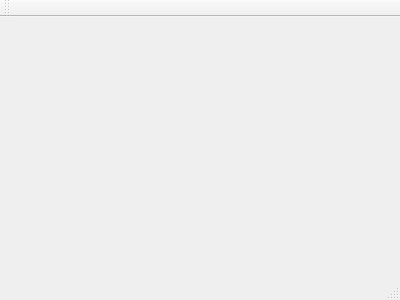
Qt form mainwindow.ui (wgml/SSPD) before a commit.
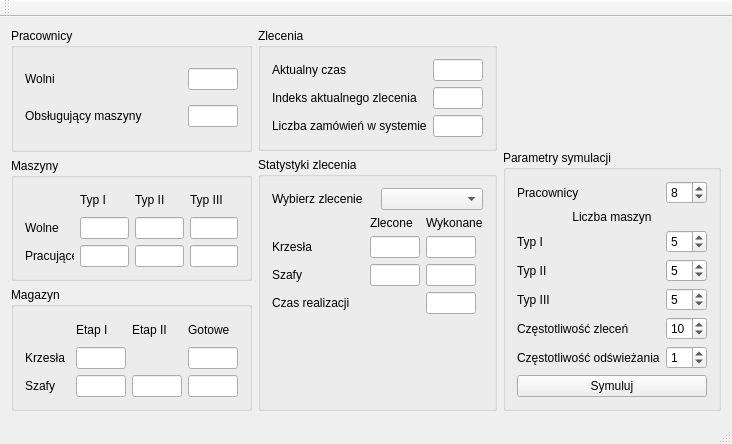
The same form after that commit.

Commit message: Pierwsza wersja interfejsu graficznego.

```diff
--- a/mainwindow.ui
+++ b/mainwindow.ui
@@ -1,24 +1,962 @@
 <ui version="4.0">
  <class>MainWindow</class>
- <widget class="QMainWindow" name="MainWindow" >
-  <property name="geometry" >
+ <widget class="QMainWindow" name="MainWindow">
+  <property name="geometry">
    <rect>
     <x>0</x>
     <y>0</y>
-    <width>400</width>
-    <height>300</height>
+    <width>732</width>
+    <height>444</height>
    </rect>
   </property>
-  <property name="windowTitle" >
-   <string>MainWindow</string>
+  <property name="sizePolicy">
+   <sizepolicy hsizetype="Fixed" vsizetype="Fixed">
+    <horstretch>0</horstretch>
+    <verstretch>0</verstretch>
+   </sizepolicy>
   </property>
-  <widget class="QMenuBar" name="menuBar" />
-  <widget class="QToolBar" name="mainToolBar" />
-  <widget class="QWidget" name="centralWidget" />
-  <widget class="QStatusBar" name="statusBar" />
+  <property name="minimumSize">
+   <size>
+    <width>732</width>
+    <height>444</height>
+   </size>
+  </property>
+  <property name="maximumSize">
+   <size>
+    <width>732</width>
+    <height>444</height>
+   </size>
+  </property>
+  <property name="windowTitle">
+   <string>Symulacja zawsze spoko</string>
+  </property>
+  <widget class="QWidget" name="centralWidget">
+   <layout class="QHBoxLayout" name="horizontalLayout_19">
+    <item>
+     <layout class="QHBoxLayout" name="horizontalLayout_18">
+      <item>
+       <layout class="QVBoxLayout" name="verticalLayout_10">
+        <item>
+         <widget class="QGroupBox" name="groupBox">
+          <property name="title">
+           <string>Pracownicy</string>
+          </property>
+          <layout class="QHBoxLayout" name="horizontalLayout_15">
+           <item>
+            <layout class="QVBoxLayout" name="verticalLayout_6">
+             <item>
+              <layout class="QHBoxLayout" name="horizontalLayout_9">
+               <item>
+                <widget class="QLabel" name="label_8">
+                 <property name="text">
+                  <string>Wolni</string>
+                 </property>
+                </widget>
+               </item>
+               <item>
+                <widget class="QLineEdit" name="employeeFree">
+                 <property name="sizePolicy">
+                  <sizepolicy hsizetype="Fixed" vsizetype="Fixed">
+                   <horstretch>0</horstretch>
+                   <verstretch>0</verstretch>
+                  </sizepolicy>
+                 </property>
+                 <property name="maximumSize">
+                  <size>
+                   <width>50</width>
+                   <height>16777215</height>
+                  </size>
+                 </property>
+                 <property name="maxLength">
+                  <number>32767</number>
+                 </property>
+                 <property name="readOnly">
+                  <bool>true</bool>
+                 </property>
+                </widget>
+               </item>
+              </layout>
+             </item>
+             <item>
+              <layout class="QHBoxLayout" name="horizontalLayout_10">
+               <item>
+                <widget class="QLabel" name="label_9">
+                 <property name="text">
+                  <string>Obsługujący maszyny</string>
+                 </property>
+                </widget>
+               </item>
+               <item>
+                <widget class="QLineEdit" name="employeeBusy">
+                 <property name="maximumSize">
+                  <size>
+                   <width>50</width>
+                   <height>16777215</height>
+                  </size>
+                 </property>
+                 <property name="readOnly">
+                  <bool>true</bool>
+                 </property>
+                </widget>
+               </item>
+              </layout>
+             </item>
+            </layout>
+           </item>
+          </layout>
+         </widget>
+        </item>
+        <item>
+         <widget class="QGroupBox" name="groupBox_2">
+          <property name="title">
+           <string>Maszyny</string>
+          </property>
+          <layout class="QHBoxLayout" name="horizontalLayout_16">
+           <item>
+            <layout class="QGridLayout" name="gridLayout">
+             <item row="0" column="1">
+              <widget class="QLabel" name="label_10">
+               <property name="text">
+                <string>Typ I</string>
+               </property>
+              </widget>
+             </item>
+             <item row="0" column="2">
+              <widget class="QLabel" name="label_11">
+               <property name="text">
+                <string>Typ II</string>
+               </property>
+              </widget>
+             </item>
+             <item row="0" column="3">
+              <widget class="QLabel" name="label_12">
+               <property name="text">
+                <string>Typ III</string>
+               </property>
+              </widget>
+             </item>
+             <item row="1" column="0">
+              <widget class="QLabel" name="label_13">
+               <property name="text">
+                <string>Wolne</string>
+               </property>
+              </widget>
+             </item>
+             <item row="1" column="1">
+              <widget class="QLineEdit" name="employeeFree_2">
+               <property name="sizePolicy">
+                <sizepolicy hsizetype="Fixed" vsizetype="Fixed">
+                 <horstretch>0</horstretch>
+                 <verstretch>0</verstretch>
+                </sizepolicy>
+               </property>
+               <property name="maximumSize">
+                <size>
+                 <width>50</width>
+                 <height>16777215</height>
+                </size>
+               </property>
+               <property name="maxLength">
+                <number>32767</number>
+               </property>
+               <property name="readOnly">
+                <bool>true</bool>
+               </property>
+              </widget>
+             </item>
+             <item row="1" column="2">
+              <widget class="QLineEdit" name="employeeFree_7">
+               <property name="sizePolicy">
+                <sizepolicy hsizetype="Fixed" vsizetype="Fixed">
+                 <horstretch>0</horstretch>
+                 <verstretch>0</verstretch>
+                </sizepolicy>
+               </property>
+               <property name="maximumSize">
+                <size>
+                 <width>50</width>
+                 <height>16777215</height>
+                </size>
+               </property>
+               <property name="maxLength">
+                <number>32767</number>
+               </property>
+               <property name="readOnly">
+                <bool>true</bool>
+               </property>
+              </widget>
+             </item>
+             <item row="1" column="3">
+              <widget class="QLineEdit" name="employeeFree_6">
+               <property name="sizePolicy">
+                <sizepolicy hsizetype="Fixed" vsizetype="Fixed">
+                 <horstretch>0</horstretch>
+                 <verstretch>0</verstretch>
+                </sizepolicy>
+               </property>
+               <property name="maximumSize">
+                <size>
+                 <width>50</width>
+                 <height>16777215</height>
+                </size>
+               </property>
+               <property name="maxLength">
+                <number>32767</number>
+               </property>
+               <property name="readOnly">
+                <bool>true</bool>
+               </property>
+              </widget>
+             </item>
+             <item row="2" column="0">
+              <widget class="QLabel" name="label_14">
+               <property name="text">
+                <string>Pracujące</string>
+               </property>
+              </widget>
+             </item>
+             <item row="2" column="1">
+              <widget class="QLineEdit" name="employeeFree_5">
+               <property name="sizePolicy">
+                <sizepolicy hsizetype="Fixed" vsizetype="Fixed">
+                 <horstretch>0</horstretch>
+                 <verstretch>0</verstretch>
+                </sizepolicy>
+               </property>
+               <property name="maximumSize">
+                <size>
+                 <width>50</width>
+                 <height>16777215</height>
+                </size>
+               </property>
+               <property name="maxLength">
+                <number>32767</number>
+               </property>
+               <property name="readOnly">
+                <bool>true</bool>
+               </property>
+              </widget>
+             </item>
+             <item row="2" column="2">
+              <widget class="QLineEdit" name="employeeFree_4">
+               <property name="sizePolicy">
+                <sizepolicy hsizetype="Fixed" vsizetype="Fixed">
+                 <horstretch>0</horstretch>
+                 <verstretch>0</verstretch>
+                </sizepolicy>
+               </property>
+               <property name="maximumSize">
+                <size>
+                 <width>50</width>
+                 <height>16777215</height>
+                </size>
+               </property>
+               <property name="maxLength">
+                <number>32767</number>
+               </property>
+               <property name="readOnly">
+                <bool>true</bool>
+               </property>
+              </widget>
+             </item>
+             <item row="2" column="3">
+              <widget class="QLineEdit" name="employeeFree_3">
+               <property name="sizePolicy">
+                <sizepolicy hsizetype="Fixed" vsizetype="Fixed">
+                 <horstretch>0</horstretch>
+                 <verstretch>0</verstretch>
+                </sizepolicy>
+               </property>
+               <property name="maximumSize">
+                <size>
+                 <width>50</width>
+                 <height>16777215</height>
+                </size>
+               </property>
+               <property name="maxLength">
+                <number>32767</number>
+               </property>
+               <property name="readOnly">
+                <bool>true</bool>
+               </property>
+              </widget>
+             </item>
+            </layout>
+           </item>
+          </layout>
+         </widget>
+        </item>
+        <item>
+         <widget class="QGroupBox" name="groupBox_3">
+          <property name="title">
+           <string>Magazyn</string>
+          </property>
+          <layout class="QHBoxLayout" name="horizontalLayout_17">
+           <item>
+            <layout class="QGridLayout" name="gridLayout_2">
+             <item row="0" column="1">
+              <widget class="QLabel" name="label_15">
+               <property name="text">
+                <string>Etap I</string>
+               </property>
+              </widget>
+             </item>
+             <item row="0" column="2">
+              <widget class="QLabel" name="label_16">
+               <property name="text">
+                <string>Etap II</string>
+               </property>
+              </widget>
+             </item>
+             <item row="0" column="3">
+              <widget class="QLabel" name="label_17">
+               <property name="text">
+                <string>Gotowe</string>
+               </property>
+              </widget>
+             </item>
+             <item row="1" column="0">
+              <widget class="QLabel" name="label_18">
+               <property name="text">
+                <string>Krzesła</string>
+               </property>
+              </widget>
+             </item>
+             <item row="1" column="1">
+              <widget class="QLineEdit" name="employeeFree_8">
+               <property name="sizePolicy">
+                <sizepolicy hsizetype="Fixed" vsizetype="Fixed">
+                 <horstretch>0</horstretch>
+                 <verstretch>0</verstretch>
+                </sizepolicy>
+               </property>
+               <property name="maximumSize">
+                <size>
+                 <width>50</width>
+                 <height>16777215</height>
+                </size>
+               </property>
+               <property name="maxLength">
+                <number>32767</number>
+               </property>
+               <property name="readOnly">
+                <bool>true</bool>
+               </property>
+              </widget>
+             </item>
+             <item row="1" column="3">
+              <widget class="QLineEdit" name="employeeFree_10">
+               <property name="sizePolicy">
+                <sizepolicy hsizetype="Fixed" vsizetype="Fixed">
+                 <horstretch>0</horstretch>
+                 <verstretch>0</verstretch>
+                </sizepolicy>
+               </property>
+               <property name="maximumSize">
+                <size>
+                 <width>50</width>
+                 <height>16777215</height>
+                </size>
+               </property>
+               <property name="maxLength">
+                <number>32767</number>
+               </property>
+               <property name="readOnly">
+                <bool>true</bool>
+               </property>
+              </widget>
+             </item>
+             <item row="2" column="0">
+              <widget class="QLabel" name="label_19">
+               <property name="text">
+                <string>Szafy</string>
+               </property>
+              </widget>
+             </item>
+             <item row="2" column="1">
+              <widget class="QLineEdit" name="employeeFree_11">
+               <property name="sizePolicy">
+                <sizepolicy hsizetype="Fixed" vsizetype="Fixed">
+                 <horstretch>0</horstretch>
+                 <verstretch>0</verstretch>
+                </sizepolicy>
+               </property>
+               <property name="maximumSize">
+                <size>
+                 <width>50</width>
+                 <height>16777215</height>
+                </size>
+               </property>
+               <property name="maxLength">
+                <number>32767</number>
+               </property>
+               <property name="readOnly">
+                <bool>true</bool>
+               </property>
+              </widget>
+             </item>
+             <item row="2" column="2">
+              <widget class="QLineEdit" name="employeeFree_12">
+               <property name="sizePolicy">
+                <sizepolicy hsizetype="Fixed" vsizetype="Fixed">
+                 <horstretch>0</horstretch>
+                 <verstretch>0</verstretch>
+                </sizepolicy>
+               </property>
+               <property name="maximumSize">
+                <size>
+                 <width>50</width>
+                 <height>16777215</height>
+                </size>
+               </property>
+               <property name="maxLength">
+                <number>32767</number>
+               </property>
+               <property name="readOnly">
+                <bool>true</bool>
+               </property>
+              </widget>
+             </item>
+             <item row="2" column="3">
+              <widget class="QLineEdit" name="employeeFree_13">
+               <property name="sizePolicy">
+                <sizepolicy hsizetype="Fixed" vsizetype="Fixed">
+                 <horstretch>0</horstretch>
+                 <verstretch>0</verstretch>
+                </sizepolicy>
+               </property>
+               <property name="maximumSize">
+                <size>
+                 <width>50</width>
+                 <height>16777215</height>
+                </size>
+               </property>
+               <property name="maxLength">
+                <number>32767</number>
+               </property>
+               <property name="readOnly">
+                <bool>true</bool>
+               </property>
+              </widget>
+             </item>
+            </layout>
+           </item>
+          </layout>
+         </widget>
+        </item>
+       </layout>
+      </item>
+      <item>
+       <layout class="QVBoxLayout" name="verticalLayout_9">
+        <item>
+         <widget class="QGroupBox" name="groupBox_4">
+          <property name="title">
+           <string>Zlecenia</string>
+          </property>
+          <layout class="QHBoxLayout" name="horizontalLayout_14">
+           <item>
+            <layout class="QVBoxLayout" name="verticalLayout_7">
+             <item>
+              <layout class="QHBoxLayout" name="horizontalLayout_8">
+               <item>
+                <widget class="QLabel" name="label_20">
+                 <property name="sizePolicy">
+                  <sizepolicy hsizetype="Preferred" vsizetype="Fixed">
+                   <horstretch>0</horstretch>
+                   <verstretch>0</verstretch>
+                  </sizepolicy>
+                 </property>
+                 <property name="text">
+                  <string>Aktualny czas</string>
+                 </property>
+                </widget>
+               </item>
+               <item>
+                <widget class="QLineEdit" name="employeeFree_9">
+                 <property name="sizePolicy">
+                  <sizepolicy hsizetype="Fixed" vsizetype="Fixed">
+                   <horstretch>0</horstretch>
+                   <verstretch>0</verstretch>
+                  </sizepolicy>
+                 </property>
+                 <property name="maximumSize">
+                  <size>
+                   <width>50</width>
+                   <height>16777215</height>
+                  </size>
+                 </property>
+                 <property name="maxLength">
+                  <number>32767</number>
+                 </property>
+                 <property name="readOnly">
+                  <bool>true</bool>
+                 </property>
+                </widget>
+               </item>
+              </layout>
+             </item>
+             <item>
+              <layout class="QHBoxLayout" name="horizontalLayout_12">
+               <item>
+                <widget class="QLabel" name="label_28">
+                 <property name="sizePolicy">
+                  <sizepolicy hsizetype="Preferred" vsizetype="Fixed">
+                   <horstretch>0</horstretch>
+                   <verstretch>0</verstretch>
+                  </sizepolicy>
+                 </property>
+                 <property name="text">
+                  <string>Indeks aktualnego zlecenia</string>
+                 </property>
+                </widget>
+               </item>
+               <item>
+                <widget class="QLineEdit" name="employeeFree_15">
+                 <property name="sizePolicy">
+                  <sizepolicy hsizetype="Fixed" vsizetype="Fixed">
+                   <horstretch>0</horstretch>
+                   <verstretch>0</verstretch>
+                  </sizepolicy>
+                 </property>
+                 <property name="maximumSize">
+                  <size>
+                   <width>50</width>
+                   <height>16777215</height>
+                  </size>
+                 </property>
+                 <property name="maxLength">
+                  <number>32767</number>
+                 </property>
+                 <property name="readOnly">
+                  <bool>true</bool>
+                 </property>
+                </widget>
+               </item>
+              </layout>
+             </item>
+             <item>
+              <layout class="QHBoxLayout" name="horizontalLayout_11">
+               <item>
+                <widget class="QLabel" name="label_21">
+                 <property name="sizePolicy">
+                  <sizepolicy hsizetype="Preferred" vsizetype="Fixed">
+                   <horstretch>0</horstretch>
+                   <verstretch>0</verstretch>
+                  </sizepolicy>
+                 </property>
+                 <property name="text">
+                  <string>Liczba zamówień w systemie</string>
+                 </property>
+                </widget>
+               </item>
+               <item>
+                <widget class="QLineEdit" name="employeeFree_14">
+                 <property name="sizePolicy">
+                  <sizepolicy hsizetype="Fixed" vsizetype="Fixed">
+                   <horstretch>0</horstretch>
+                   <verstretch>0</verstretch>
+                  </sizepolicy>
+                 </property>
+                 <property name="maximumSize">
+                  <size>
+                   <width>50</width>
+                   <height>16777215</height>
+                  </size>
+                 </property>
+                 <property name="maxLength">
+                  <number>32767</number>
+                 </property>
+                 <property name="readOnly">
+                  <bool>true</bool>
+                 </property>
+                </widget>
+               </item>
+              </layout>
+             </item>
+            </layout>
+           </item>
+          </layout>
+         </widget>
+        </item>
+        <item>
+         <widget class="QGroupBox" name="groupBox_5">
+          <property name="title">
+           <string>Statystyki zlecenia</string>
+          </property>
+          <layout class="QVBoxLayout" name="verticalLayout_8">
+           <item>
+            <layout class="QVBoxLayout" name="verticalLayout_5">
+             <item>
+              <layout class="QHBoxLayout" name="horizontalLayout_13">
+               <item>
+                <widget class="QLabel" name="label_22">
+                 <property name="text">
+                  <string>Wybierz zlecenie</string>
+                 </property>
+                </widget>
+               </item>
+               <item>
+                <widget class="QComboBox" name="comboBox"/>
+               </item>
+              </layout>
+             </item>
+             <item>
+              <layout class="QGridLayout" name="gridLayout_3">
+               <item row="0" column="1">
+                <widget class="QLabel" name="label_23">
+                 <property name="text">
+                  <string>Zlecone</string>
+                 </property>
+                </widget>
+               </item>
+               <item row="0" column="2">
+                <widget class="QLabel" name="label_26">
+                 <property name="text">
+                  <string>Wykonane</string>
+                 </property>
+                </widget>
+               </item>
+               <item row="1" column="0">
+                <widget class="QLabel" name="label_24">
+                 <property name="text">
+                  <string>Krzesła</string>
+                 </property>
+                </widget>
+               </item>
+               <item row="1" column="1">
+                <widget class="QLineEdit" name="employeeBusy_2">
+                 <property name="maximumSize">
+                  <size>
+                   <width>50</width>
+                   <height>16777215</height>
+                  </size>
+                 </property>
+                 <property name="readOnly">
+                  <bool>true</bool>
+                 </property>
+                </widget>
+               </item>
+               <item row="1" column="2">
+                <widget class="QLineEdit" name="employeeBusy_5">
+                 <property name="maximumSize">
+                  <size>
+                   <width>50</width>
+                   <height>16777215</height>
+                  </size>
+                 </property>
+                 <property name="readOnly">
+                  <bool>true</bool>
+                 </property>
+                </widget>
+               </item>
+               <item row="2" column="0">
+                <widget class="QLabel" name="label_25">
+                 <property name="text">
+                  <string>Szafy</string>
+                 </property>
+                </widget>
+               </item>
+               <item row="2" column="1">
+                <widget class="QLineEdit" name="employeeBusy_4">
+                 <property name="maximumSize">
+                  <size>
+                   <width>50</width>
+                   <height>16777215</height>
+                  </size>
+                 </property>
+                 <property name="readOnly">
+                  <bool>true</bool>
+                 </property>
+                </widget>
+               </item>
+               <item row="2" column="2">
+                <widget class="QLineEdit" name="employeeBusy_3">
+                 <property name="maximumSize">
+                  <size>
+                   <width>50</width>
+                   <height>16777215</height>
+                  </size>
+                 </property>
+                 <property name="readOnly">
+                  <bool>true</bool>
+                 </property>
+                </widget>
+               </item>
+               <item row="3" column="0" colspan="2">
+                <widget class="QLabel" name="label_27">
+                 <property name="text">
+                  <string>Czas realizacji</string>
+                 </property>
+                </widget>
+               </item>
+               <item row="3" column="2">
+                <widget class="QLineEdit" name="employeeBusy_6">
+                 <property name="maximumSize">
+                  <size>
+                   <width>50</width>
+                   <height>16777215</height>
+                  </size>
+                 </property>
+                 <property name="readOnly">
+                  <bool>true</bool>
+                 </property>
+                </widget>
+               </item>
+              </layout>
+             </item>
+            </layout>
+           </item>
+           <item>
+            <spacer name="verticalSpacer_2">
+             <property name="orientation">
+              <enum>Qt::Vertical</enum>
+             </property>
+             <property name="sizeHint" stdset="0">
+              <size>
+               <width>20</width>
+               <height>40</height>
+              </size>
+             </property>
+            </spacer>
+           </item>
+          </layout>
+         </widget>
+        </item>
+       </layout>
+      </item>
+      <item>
+       <layout class="QVBoxLayout" name="verticalLayout">
+        <item>
+         <spacer name="verticalSpacer">
+          <property name="orientation">
+           <enum>Qt::Vertical</enum>
+          </property>
+          <property name="sizeHint" stdset="0">
+           <size>
+            <width>17</width>
+            <height>13</height>
+           </size>
+          </property>
+         </spacer>
+        </item>
+        <item>
+         <widget class="QGroupBox" name="simConfigBox">
+          <property name="sizePolicy">
+           <sizepolicy hsizetype="Minimum" vsizetype="Minimum">
+            <horstretch>0</horstretch>
+            <verstretch>0</verstretch>
+           </sizepolicy>
+          </property>
+          <property name="title">
+           <string>Parametry symulacji</string>
+          </property>
+          <layout class="QHBoxLayout" name="horizontalLayout_7">
+           <item>
+            <layout class="QVBoxLayout" name="verticalLayout_4">
+             <item>
+              <layout class="QHBoxLayout" name="horizontalLayout_5">
+               <item>
+                <widget class="QLabel" name="label_6">
+                 <property name="text">
+                  <string>Pracownicy</string>
+                 </property>
+                </widget>
+               </item>
+               <item>
+                <widget class="QSpinBox" name="numWokers">
+                 <property name="sizePolicy">
+                  <sizepolicy hsizetype="Fixed" vsizetype="Fixed">
+                   <horstretch>0</horstretch>
+                   <verstretch>0</verstretch>
+                  </sizepolicy>
+                 </property>
+                 <property name="value">
+                  <number>8</number>
+                 </property>
+                </widget>
+               </item>
+              </layout>
+             </item>
+             <item>
+              <layout class="QVBoxLayout" name="verticalLayout_3">
+               <item>
+                <widget class="QLabel" name="label_5">
+                 <property name="text">
+                  <string>Liczba maszyn</string>
+                 </property>
+                 <property name="alignment">
+                  <set>Qt::AlignCenter</set>
+                 </property>
+                </widget>
+               </item>
+               <item>
+                <layout class="QVBoxLayout" name="verticalLayout_2">
+                 <item>
+                  <layout class="QHBoxLayout" name="horizontalLayout_2">
+                   <item>
+                    <widget class="QLabel" name="label_2">
+                     <property name="text">
+                      <string>Typ I</string>
+                     </property>
+                    </widget>
+                   </item>
+                   <item>
+                    <widget class="QSpinBox" name="numMachines1">
+                     <property name="sizePolicy">
+                      <sizepolicy hsizetype="Fixed" vsizetype="Fixed">
+                       <horstretch>0</horstretch>
+                       <verstretch>0</verstretch>
+                      </sizepolicy>
+                     </property>
+                     <property name="value">
+                      <number>5</number>
+                     </property>
+                    </widget>
+                   </item>
+                  </layout>
+                 </item>
+                 <item>
+                  <layout class="QHBoxLayout" name="horizontalLayout_3">
+                   <item>
+                    <widget class="QLabel" name="label_3">
+                     <property name="text">
+                      <string>Typ II</string>
+                     </property>
+                    </widget>
+                   </item>
+                   <item>
+                    <widget class="QSpinBox" name="numMachines2">
+                     <property name="sizePolicy">
+                      <sizepolicy hsizetype="Fixed" vsizetype="Fixed">
+                       <horstretch>0</horstretch>
+                       <verstretch>0</verstretch>
+                      </sizepolicy>
+                     </property>
+                     <property name="value">
+                      <number>5</number>
+                     </property>
+                    </widget>
+                   </item>
+                  </layout>
+                 </item>
+                 <item>
+                  <layout class="QHBoxLayout" name="horizontalLayout_4">
+                   <item>
+                    <widget class="QLabel" name="label_4">
+                     <property name="text">
+                      <string>Typ III</string>
+                     </property>
+                    </widget>
+                   </item>
+                   <item>
+                    <widget class="QSpinBox" name="numMachines3">
+                     <property name="sizePolicy">
+                      <sizepolicy hsizetype="Fixed" vsizetype="Fixed">
+                       <horstretch>0</horstretch>
+                       <verstretch>0</verstretch>
+                      </sizepolicy>
+                     </property>
+                     <property name="value">
+                      <number>5</number>
+                     </property>
+                    </widget>
+                   </item>
+                  </layout>
+                 </item>
+                </layout>
+               </item>
+              </layout>
+             </item>
+             <item>
+              <layout class="QHBoxLayout" name="horizontalLayout_6">
+               <item>
+                <widget class="QLabel" name="label_7">
+                 <property name="text">
+                  <string>Częstotliwość zleceń</string>
+                 </property>
+                </widget>
+               </item>
+               <item>
+                <widget class="QSpinBox" name="tasksFreq">
+                 <property name="sizePolicy">
+                  <sizepolicy hsizetype="Fixed" vsizetype="Fixed">
+                   <horstretch>0</horstretch>
+                   <verstretch>0</verstretch>
+                  </sizepolicy>
+                 </property>
+                 <property name="value">
+                  <number>10</number>
+                 </property>
+                </widget>
+               </item>
+              </layout>
+             </item>
+             <item>
+              <layout class="QHBoxLayout" name="horizontalLayout">
+               <item>
+                <widget class="QLabel" name="label">
+                 <property name="text">
+                  <string>Częstotliwość odświeżania</string>
+                 </property>
+                </widget>
+               </item>
+               <item>
+                <widget class="QSpinBox" name="simStepSpin">
+                 <property name="sizePolicy">
+                  <sizepolicy hsizetype="Fixed" vsizetype="Fixed">
+                   <horstretch>0</horstretch>
+                   <verstretch>0</verstretch>
+                  </sizepolicy>
+                 </property>
+                 <property name="value">
+                  <number>1</number>
+                 </property>
+                </widget>
+               </item>
+              </layout>
+             </item>
+             <item>
+              <widget class="QPushButton" name="simButton">
+               <property name="text">
+                <string>Symuluj</string>
+               </property>
+               <property name="checkable">
+                <bool>false</bool>
+               </property>
+              </widget>
+             </item>
+            </layout>
+           </item>
+          </layout>
+         </widget>
+        </item>
+       </layout>
+      </item>
+     </layout>
+    </item>
+   </layout>
+  </widget>
+  <widget class="QMenuBar" name="menuBar">
+   <property name="geometry">
+    <rect>
+     <x>0</x>
+     <y>0</y>
+     <width>732</width>
+     <height>23</height>
+    </rect>
+   </property>
+  </widget>
+  <widget class="QToolBar" name="mainToolBar">
+   <attribute name="toolBarArea">
+    <enum>TopToolBarArea</enum>
+   </attribute>
+   <attribute name="toolBarBreak">
+    <bool>false</bool>
+   </attribute>
+  </widget>
+  <widget class="QStatusBar" name="statusBar"/>
  </widget>
- <layoutDefault spacing="6" margin="11" />
- <pixmapfunction></pixmapfunction>
+ <layoutdefault spacing="6" margin="11"/>
  <resources/>
  <connections/>
 </ui>
```
Left out of the diff: 1 changed line with no effect on the pictures.
